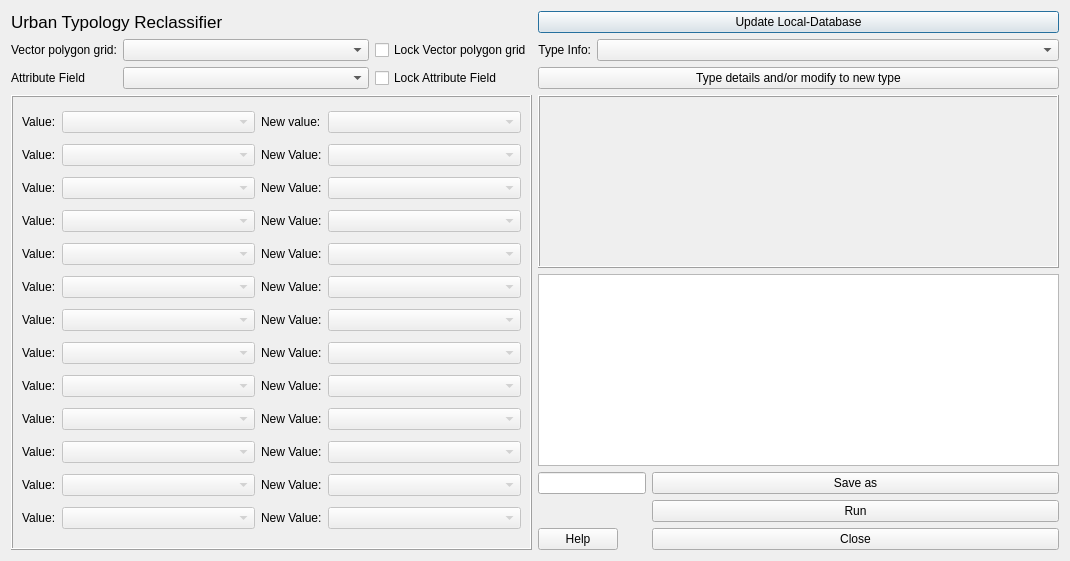
Above: tabs/urban_type_creator_tab.ui from gusbacos/suews_database_manager before the change. Below: the same form after it.
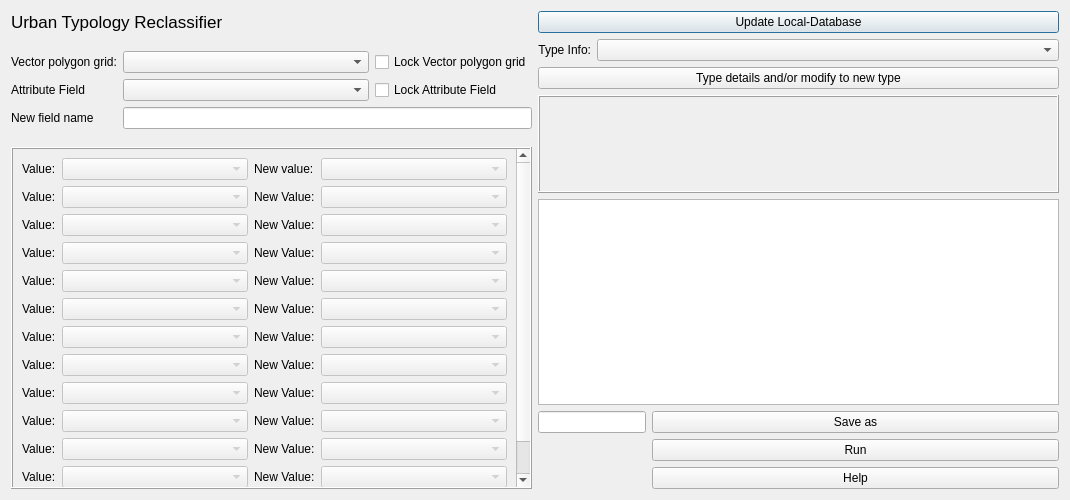
That is the form after the change. Custom widgets are drawn as their Qt base class.

Commit message: remove type level

The edit to the form file:
```diff
--- a/tabs/urban_type_creator_tab.ui
+++ b/tabs/urban_type_creator_tab.ui
@@ -7,7 +7,7 @@
     <x>0</x>
     <y>0</y>
     <width>1070</width>
-    <height>561</height>
+    <height>500</height>
    </rect>
   </property>
   <property name="minimumSize">
@@ -20,6 +20,9 @@
    <string>Urban_type_creator</string>
   </property>
   <layout class="QGridLayout" name="gridLayout_3">
+   <item row="4" column="1">
+    <widget class="QTextBrowser" name="textBrowser"/>
+   </item>
    <item row="0" column="0">
     <widget class="QLabel" name="label_3">
      <property name="font">
@@ -32,106 +35,44 @@
      </property>
     </widget>
    </item>
-   <item row="0" column="1">
-    <widget class="QPushButton" name="pushButtonUpdateDatabase">
+   <item row="2" column="1" rowspan="2">
+    <widget class="QLabel" name="Qlabel">
+     <property name="sizePolicy">
+      <sizepolicy hsizetype="MinimumExpanding" vsizetype="MinimumExpanding">
+       <horstretch>0</horstretch>
+       <verstretch>0</verstretch>
+      </sizepolicy>
+     </property>
+     <property name="minimumSize">
+      <size>
+       <width>0</width>
+       <height>98</height>
+      </size>
+     </property>
+     <property name="maximumSize">
+      <size>
+       <width>1600000</width>
+       <height>500</height>
+      </size>
+     </property>
+     <property name="contextMenuPolicy">
+      <enum>Qt::DefaultContextMenu</enum>
+     </property>
+     <property name="layoutDirection">
+      <enum>Qt::LeftToRight</enum>
+     </property>
+     <property name="frameShape">
+      <enum>QFrame::Box</enum>
+     </property>
+     <property name="frameShadow">
+      <enum>QFrame::Raised</enum>
+     </property>
      <property name="text">
-      <string>Update Local-Database</string>
+      <string/>
      </property>
     </widget>
    </item>
-   <item row="1" column="0">
-    <layout class="QGridLayout" name="gridLayout">
-     <property name="sizeConstraint">
-      <enum>QLayout::SetMaximumSize</enum>
-     </property>
-     <item row="1" column="0">
-      <widget class="QLabel" name="label_2">
-       <property name="text">
-        <string>Attribute Field</string>
-       </property>
-      </widget>
-     </item>
-     <item row="0" column="0">
-      <widget class="QLabel" name="label">
-       <property name="text">
-        <string>Vector polygon grid:</string>
-       </property>
-      </widget>
-     </item>
-     <item row="1" column="1">
-      <widget class="QComboBox" name="comboBoxField">
-       <property name="enabled">
-        <bool>true</bool>
-       </property>
-       <property name="sizePolicy">
-        <sizepolicy hsizetype="Expanding" vsizetype="Fixed">
-         <horstretch>0</horstretch>
-         <verstretch>0</verstretch>
-        </sizepolicy>
-       </property>
-      </widget>
-     </item>
-     <item row="1" column="2">
-      <widget class="QCheckBox" name="checkBoxA">
-       <property name="text">
-        <string>Lock Attribute Field</string>
-       </property>
-      </widget>
-     </item>
-     <item row="0" column="1">
-      <widget class="QgsMapLayerComboBox" name="comboBoxVector">
-       <property name="sizePolicy">
-        <sizepolicy hsizetype="Expanding" vsizetype="Preferred">
-         <horstretch>0</horstretch>
-         <verstretch>0</verstretch>
-        </sizepolicy>
-       </property>
-      </widget>
-     </item>
-     <item row="0" column="2">
-      <widget class="QCheckBox" name="checkBoxV">
-       <property name="text">
-        <string>Lock Vector polygon grid</string>
-       </property>
-      </widget>
-     </item>
-    </layout>
-   </item>
-   <item row="1" column="1">
-    <layout class="QFormLayout" name="formLayout">
-     <item row="0" column="0">
-      <widget class="QLabel" name="label_4">
-       <property name="text">
-        <string>Type Info:</string>
-       </property>
-       <property name="alignment">
-        <set>Qt::AlignRight|Qt::AlignTrailing|Qt::AlignVCenter</set>
-       </property>
-      </widget>
-     </item>
-     <item row="0" column="1">
-      <widget class="QComboBox" name="comboBoxType">
-       <property name="enabled">
-        <bool>true</bool>
-       </property>
-       <property name="currentIndex">
-        <number>-1</number>
-       </property>
-      </widget>
-     </item>
-     <item row="1" column="0" colspan="2">
-      <widget class="QPushButton" name="editTypeButton">
-       <property name="enabled">
-        <bool>true</bool>
-       </property>
-       <property name="text">
-        <string>Type details and/or modify to new type</string>
-       </property>
-      </widget>
-     </item>
-    </layout>
-   </item>
-   <item row="2" column="0" rowspan="3">
+   <item row="3" column="0" rowspan="3">
     <widget class="QScrollArea" name="scrollArea">
      <property name="frameShape">
       <enum>QFrame::Box</enum>
@@ -147,8 +88,8 @@
        <rect>
         <x>0</x>
         <y>0</y>
-        <width>519</width>
-        <height>453</height>
+        <width>502</width>
+        <height>350</height>
        </rect>
       </property>
       <layout class="QGridLayout" name="gridLayout_2">
@@ -571,47 +512,86 @@
      </widget>
     </widget>
    </item>
-   <item row="2" column="1">
-    <widget class="QLabel" name="Qlabel">
-     <property name="sizePolicy">
-      <sizepolicy hsizetype="MinimumExpanding" vsizetype="MinimumExpanding">
-       <horstretch>0</horstretch>
-       <verstretch>0</verstretch>
-      </sizepolicy>
-     </property>
-     <property name="minimumSize">
-      <size>
-       <width>0</width>
-       <height>98</height>
-      </size>
-     </property>
-     <property name="maximumSize">
-      <size>
-       <width>1600000</width>
-       <height>500</height>
-      </size>
-     </property>
-     <property name="contextMenuPolicy">
-      <enum>Qt::DefaultContextMenu</enum>
-     </property>
-     <property name="layoutDirection">
-      <enum>Qt::LeftToRight</enum>
-     </property>
-     <property name="frameShape">
-      <enum>QFrame::Box</enum>
-     </property>
-     <property name="frameShadow">
-      <enum>QFrame::Raised</enum>
-     </property>
+   <item row="1" column="0" rowspan="2">
+    <layout class="QVBoxLayout" name="verticalLayout">
+     <item>
+      <layout class="QGridLayout" name="gridLayout">
+       <property name="sizeConstraint">
+        <enum>QLayout::SetMaximumSize</enum>
+       </property>
+       <item row="1" column="2">
+        <widget class="QCheckBox" name="checkBoxA">
+         <property name="text">
+          <string>Lock Attribute Field</string>
+         </property>
+        </widget>
+       </item>
+       <item row="0" column="2">
+        <widget class="QCheckBox" name="checkBoxV">
+         <property name="text">
+          <string>Lock Vector polygon grid</string>
+         </property>
+        </widget>
+       </item>
+       <item row="1" column="0">
+        <widget class="QLabel" name="label_2">
+         <property name="text">
+          <string>Attribute Field</string>
+         </property>
+        </widget>
+       </item>
+       <item row="0" column="1">
+        <widget class="QgsMapLayerComboBox" name="comboBoxVector">
+         <property name="sizePolicy">
+          <sizepolicy hsizetype="Expanding" vsizetype="Preferred">
+           <horstretch>0</horstretch>
+           <verstretch>0</verstretch>
+          </sizepolicy>
+         </property>
+        </widget>
+       </item>
+       <item row="2" column="0">
+        <widget class="QLabel" name="label_5">
+         <property name="text">
+          <string>New field name</string>
+         </property>
+        </widget>
+       </item>
+       <item row="0" column="0">
+        <widget class="QLabel" name="label">
+         <property name="text">
+          <string>Vector polygon grid:</string>
+         </property>
+        </widget>
+       </item>
+       <item row="1" column="1">
+        <widget class="QComboBox" name="comboBoxField">
+         <property name="enabled">
+          <bool>true</bool>
+         </property>
+         <property name="sizePolicy">
+          <sizepolicy hsizetype="Expanding" vsizetype="Fixed">
+           <horstretch>0</horstretch>
+           <verstretch>0</verstretch>
+          </sizepolicy>
+         </property>
+        </widget>
+       </item>
+       <item row="2" column="1" colspan="2">
+        <widget class="QLineEdit" name="lineEditFilename"/>
+       </item>
+      </layout>
+     </item>
+    </layout>
+   </item>
+   <item row="0" column="1">
+    <widget class="QPushButton" name="pushButtonUpdateDatabase">
      <property name="text">
-      <string/>
+      <string>Update Local-Database</string>
      </property>
     </widget>
    </item>
-   <item row="3" column="1">
-    <widget class="QTextBrowser" name="textBrowser"/>
-   </item>
-   <item row="4" column="1">
+   <item row="5" column="1">
     <layout class="QFormLayout" name="formLayout_2">
      <item row="1" column="0">
       <widget class="QLineEdit" name="textOutput"/>
@@ -630,20 +610,44 @@
        </property>
       </widget>
      </item>
-     <item row="4" column="0">
+     <item row="3" column="1">
       <widget class="QPushButton" name="helpButton">
        <property name="text">
         <string>Help</string>
        </property>
       </widget>
      </item>
-     <item row="4" column="1">
-      <widget class="QPushButton" name="closeButton">
+    </layout>
+   </item>
+   <item row="1" column="1">
+    <layout class="QFormLayout" name="formLayout">
+     <item row="0" column="0">
+      <widget class="QLabel" name="label_4">
+       <property name="text">
+        <string>Type Info:</string>
+       </property>
+       <property name="alignment">
+        <set>Qt::AlignRight|Qt::AlignTrailing|Qt::AlignVCenter</set>
+       </property>
+      </widget>
+     </item>
+     <item row="0" column="1">
+      <widget class="QComboBox" name="comboBoxType">
        <property name="enabled">
         <bool>true</bool>
        </property>
+       <property name="currentIndex">
+        <number>-1</number>
+       </property>
+      </widget>
+     </item>
+     <item row="1" column="0" colspan="2">
+      <widget class="QPushButton" name="editTypeButton">
+       <property name="enabled">
+        <bool>true</bool>
+       </property>
        <property name="text">
-        <string>Close</string>
+        <string>Type details and/or modify to new type</string>
        </property>
       </widget>
      </item>
```
Left out of the diff: 16 changed lines with no effect on the pictures. The commit also changes 25 other files.
